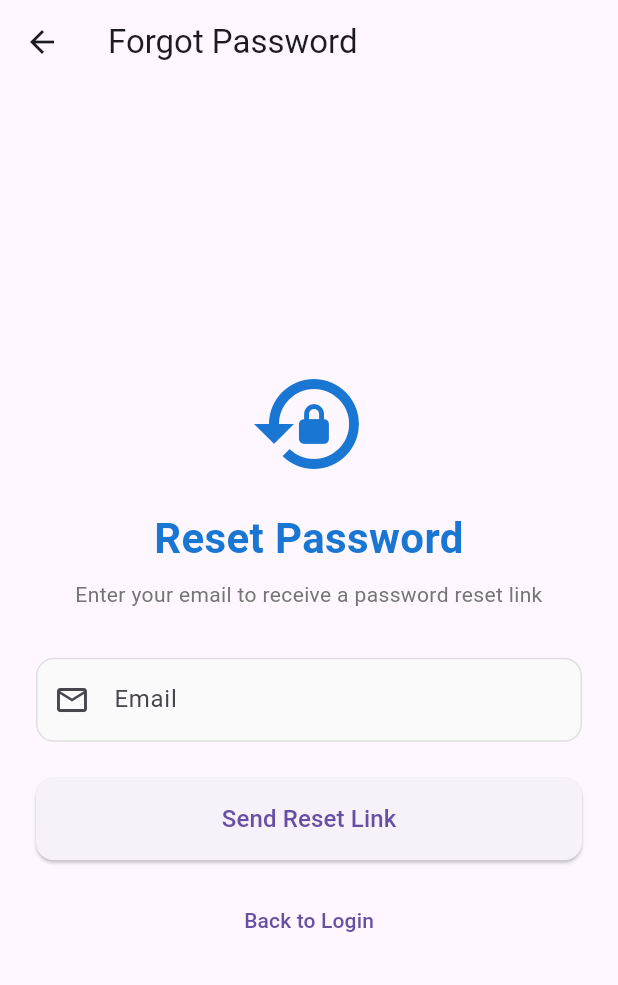
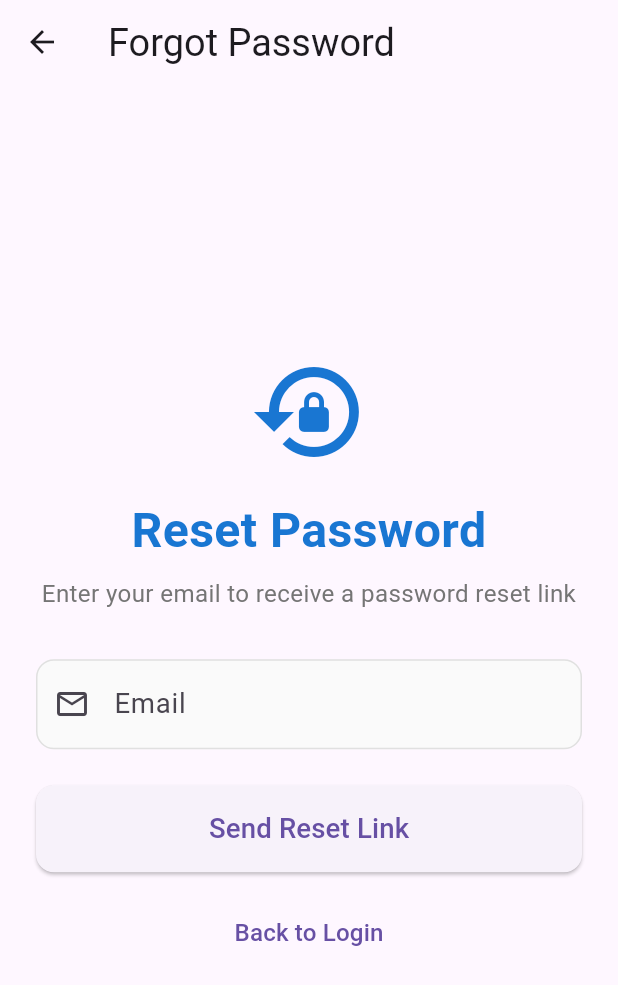
Before and after one commit to tally-app-connector/TallyConnectorApp, a Flutter app: the screen it shows after launch, after a tap on "Forgot Password?", on a phone screen of 412 x 824 dp. Shown: the top 985 px of the screen. Run offline on Flutter 3.47's test engine with Material 3 defaults, Android fonts, the light colour scheme and no system bars; our stand-ins replace email_validator, fl_chart, flutter_secure_storage, flutter_svg, image_picker, pdf and 6 more; missing offline and left inert: amazon_cognito_identity_dart_2, postgres; accounts and stored records are empty; network calls fail.

Commit message:
font and theame problem solve, detai page graph problem solve 01-04-26 04:30 PM

```diff
--- a/lib/main.dart
+++ b/lib/main.dart
@@ -148,7 +148,13 @@ import 'utils/date_utils.dart' as app_date;
 
 void main() async {
   WidgetsFlutterBinding.ensureInitialized();
+  try {
     await AuthService.init();
+  } catch (e) {
+    debugPrint('AuthService.init() failed: $e');
+  }
+  await fontScaleNotifier.load();
+  await themeModeNotifier.load();
   AiDependencies.apiBaseUrl = ApiConfig.baseUrl;
   AiDependencies.databaseProvider = () => DatabaseHelper.instance.database;
   AiDependencies.claudeApiKey = AiConfig.claudeApiKey;
@@ -283,14 +289,47 @@ class MyApp extends StatelessWidget {
 
   @override
   Widget build(BuildContext context) {
+    return ValueListenableBuilder<double>(
+      valueListenable: fontScaleNotifier,
+      builder: (context, scale, _) {
+        return ValueListenableBuilder<ThemeMode>(
+          valueListenable: themeModeNotifier,
+          builder: (context, themeMode, _) {
             return MaterialApp(
               title: 'Tally Connector',
               debugShowCheckedModeBanner: false,
+              themeMode: themeMode,
               theme: ThemeData(
+                brightness: Brightness.light,
                 primarySwatch: Colors.blue,
                 useMaterial3: true,
               ),
+              darkTheme: ThemeData(
+                brightness: Brightness.dark,
+                primarySwatch: Colors.blue,
+                useMaterial3: true,
+                scaffoldBackgroundColor: const Color(0xFF121218),
+              ),
+              builder: (context, child) {
+                setAppBrightness(Theme.of(context).brightness);
+
+                final systemScale = MediaQuery.of(context).textScaler.scale(1.0);
+                final systemBoost = systemScale > 1.0
+                    ? ((systemScale - 1.0) * 0.15)
+                    : 0.0;
+                final effectiveScale = (scale + systemBoost).clamp(0.85, 1.50);
+                return MediaQuery(
+                  data: MediaQuery.of(context).copyWith(
+                    textScaler: TextScaler.linear(effectiveScale),
+                  ),
+                  child: child!,
+                );
+              },
               home: const SplashScreen(),
+            );
+          },
+        );
+      },
     );
   }
 }
@@ -473,9 +512,9 @@ class _AppShellState extends State<AppShell> with SingleTickerProviderStateMixin
   TabController? _tabController;
 
   // ── Design tokens ────────────────────────────────────────────────────────────
-  static const Color _primary   = Color(0xFF1A6FD8);
-  static const Color _textMuted = Color(0xFF8A94A6);
-  static const Color _cardBg    = Colors.white;
+  static const Color _primary = Color(0xFF1A6FD8);
+  static Color get _textMuted => AppColors.textSecondary;
+  static Color get _cardBg => AppColors.surface;
 
   // ── Desktop destinations (5 tabs in top TabBar) ──────────────────────────────
   static const List<_Dest> _desktopDestinations = [
@@ -561,7 +600,7 @@ class _AppShellState extends State<AppShell> with SingleTickerProviderStateMixin
 
   Widget _buildDesktopShell() {
     return Scaffold(
-      backgroundColor: const Color(0xFFF4F6FB),
+      backgroundColor: AppColors.background,
       body: Column(
         children: [
           // ── Shared TabBar strip ──────────────────────────────────────────
--- a/lib/widgets/report_widgets.dart
+++ b/lib/widgets/report_widgets.dart
@@ -144,7 +144,9 @@ class ChartTypeSelector extends StatelessWidget {
 
   @override
   Widget build(BuildContext context) {
-    return Row(
+    return SingleChildScrollView(
+      scrollDirection: Axis.horizontal,
+      child: Row(
         mainAxisSize: MainAxisSize.min,
         children: availableTypes.map((type) {
           final isSelected = type == selected;
@@ -171,6 +173,7 @@ class ChartTypeSelector extends StatelessWidget {
             ),
           );
         }).toList(),
+      ),
     );
   }
 }
```
Lines whose indentation alone changed are shown as unchanged.
